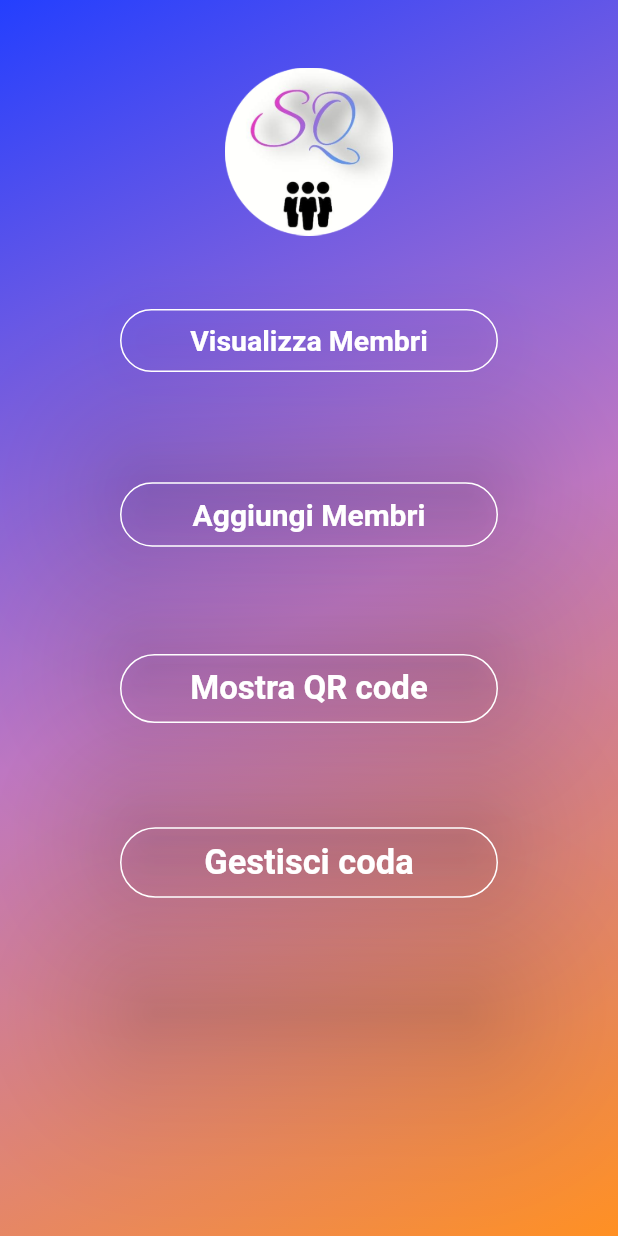
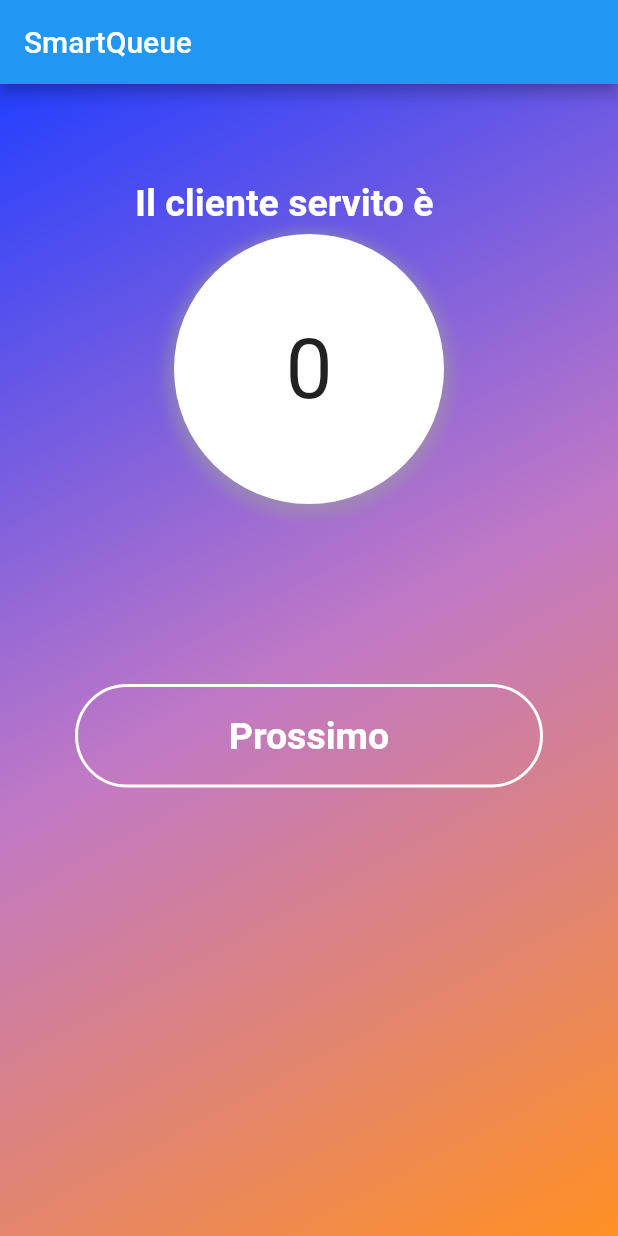
Before and after one commit to leobonny97/smartqueue, a Flutter app: the MyCustomForm screen opened directly, after a tap on "Gestisci coda", on a phone screen of 412 x 824 dp. Run offline on Flutter 3.47's test engine with Material 2 defaults, Android fonts, the phone set to English and light mode, and no system bars; our stand-ins replace image_picker; missing offline and left inert: qrscan.

Commit message:
Aggiunta navigazione tra le pagine

```diff
--- a/lib/GeneraAccountMembro.dart
+++ b/lib/GeneraAccountMembro.dart
@@ -1,8 +1,7 @@
 import 'package:flutter/material.dart';
 
-void main() => runApp(MyApp());
 
-class MyApp extends StatelessWidget {
+class GeneraAccountMembro extends StatelessWidget {
   @override
   Widget build(BuildContext context) {
     final appTitle = 'SmarQueue';
--- a/lib/HomePageOrganizzazione.dart
+++ b/lib/HomePageOrganizzazione.dart
@@ -1,8 +1,12 @@
 import 'package:flutter/material.dart';
+import 'membri.dart';
+import 'GeneraAccountMembro.dart';
+import 'QRCode.dart';
+import 'gestioneCoda.dart';
 
-void main() => runApp(MyApp());
+void main() => runApp(HomePageOrganizzazione());
 
-class MyApp extends StatelessWidget {
+class HomePageOrganizzazione extends StatelessWidget {
   @override
   Widget build(BuildContext context) {
     final appTitle = 'SmarQueue';
@@ -78,6 +82,8 @@ class MyCustomFormState extends State<MyCustomForm> {
                                       child: RaisedButton(
                                         onPressed: () {
                                           print("ButtonVisualizzaMembri clicked ");
+                                          Route route = MaterialPageRoute(builder: (context) => membri());
+                                          Navigator.push(context, route);
                                         },
                                         color: Color(0x00000000),
                                         elevation: 50,
@@ -104,6 +110,8 @@ class MyCustomFormState extends State<MyCustomForm> {
                                       child: RaisedButton(
                                         onPressed: () {
                                           print("ButtonAggiungiMembri clicked ");
+                                          Route route = MaterialPageRoute(builder: (context) => GeneraAccountMembro());
+                                          Navigator.push(context, route);
                                         },
                                         color: Color(0x00000000),
                                         elevation: 50,
@@ -130,6 +138,8 @@ class MyCustomFormState extends State<MyCustomForm> {
                                       child: RaisedButton(
                                         onPressed: () {
                                           print("ButtonMostraQRcode clicked ");
+                                          Route route = MaterialPageRoute(builder: (context) => QRCode());
+                                          Navigator.push(context, route);
                                         },
                                         color: Color(0x00000000),
                                         elevation: 50,
@@ -156,6 +166,8 @@ class MyCustomFormState extends State<MyCustomForm> {
                                       child: RaisedButton(
                                         onPressed: () {
                                           print("ButtonGestisciCoda clicked ");
+                                          Route route = MaterialPageRoute(builder: (context) => GestioneCoda());
+                                          Navigator.push(context, route);
                                         },
                                         color: Color(0x00000000),
                                         elevation: 50,
--- a/lib/MenuDipendente.dart
+++ b/lib/MenuDipendente.dart
@@ -1,9 +1,9 @@
 import 'package:flutter/material.dart';
-
-void main() => runApp(MyApp());
+import 'QRCode.dart';
+import 'gestioneCoda.dart';
 
 /// This is the main application widget.
-class MyApp extends StatelessWidget {
+class MenuDipendente extends StatelessWidget {
   static const String _title = 'SmartQueue';
 
   @override
@@ -57,6 +57,8 @@ class MyStatelessWidget extends StatelessWidget {
                           child: RaisedButton(
                             onPressed: () {
                               print("Mostra QR-Code");
+                              Route route = MaterialPageRoute(builder: (context) => QRCode());
+                              Navigator.push(context, route);
                             },
                             color: Color(0x00000000),
                             elevation: 50,
@@ -82,6 +84,8 @@ class MyStatelessWidget extends StatelessWidget {
                           child: RaisedButton(
                             onPressed: () {
                               print("Gestisci coda");
+                              Route route = MaterialPageRoute(builder: (context) => GestioneCoda());
+                              Navigator.push(context, route);
                             },
                             color: Color(0x00000000),
                             elevation: 50,
--- a/lib/QRCode.dart
+++ b/lib/QRCode.dart
@@ -4,16 +4,13 @@ import 'package:flutter/cupertino.dart';
 import 'package:flutter/material.dart';
 import 'package:qrscan/qrscan.dart' as scanner;
 
-void main() {
-  runApp(MyApp());
-}
 
-class MyApp extends StatefulWidget {
+class QRCode extends StatefulWidget {
   @override
   _MyAppState createState() => _MyAppState();
 }
 
-class _MyAppState extends State<MyApp> {
+class _MyAppState extends State<QRCode> {
   Uint8List bytes = Uint8List(0);
   static const String _title = 'SmartQueue';
 
--- a/lib/RegistrazioneOrganizzazione.dart
+++ b/lib/RegistrazioneOrganizzazione.dart
@@ -1,8 +1,6 @@
 import 'package:flutter/material.dart';
 
-void main() => runApp(MyApp());
-
-class MyApp extends StatelessWidget {
+class RegistraOrganizzazione extends StatelessWidget {
   @override
   Widget build(BuildContext context) {
     final appTitle = 'SmarQueue';
--- a/lib/gestioneCoda.dart
+++ b/lib/gestioneCoda.dart
@@ -1,17 +1,19 @@
 import 'package:flutter/material.dart';
 
-void main() => runApp(MyApp());
 
-class MyApp extends StatelessWidget {
+class GestioneCoda extends StatelessWidget {
+  static const String _title = 'SmartQueue';
+
   @override
   Widget build(BuildContext context) {
     return MaterialApp(
-        title: 'SmarQueue',
+        title: 'SmartQueue',
         home: Scaffold(
+          appBar: AppBar(title: const Text(_title)),
           body:Stack(
               children: <Widget>[
                 Center(
-                    child:GestioneCoda(number: 0,),
+                    child:_GestioneCoda(number: 0,),
                 ),
             ],
           ),
@@ -20,14 +22,14 @@ class MyApp extends StatelessWidget {
   }
 }
 
-class GestioneCoda extends StatefulWidget {
+class _GestioneCoda extends StatefulWidget {
   int number=0;
-  GestioneCoda({Key key,this.number}):super(key:key);
+  _GestioneCoda({Key key,this.number}):super(key:key);
   @override
   State<StatefulWidget>createState() => _GestioneCodaState(number);
 }
 
-class _GestioneCodaState extends State<GestioneCoda>{
+class _GestioneCodaState extends State<_GestioneCoda>{
    int number=0;
   _GestioneCodaState(int number){
     this.number=number;
--- a/lib/main.dart
+++ b/lib/main.dart
@@ -1,6 +1,7 @@
 import 'dart:async';
 import 'package:qrscan/qrscan.dart' as scanner;
 import 'package:flutter/material.dart';
+
 
 void main() => runApp(MyApp());
 
--- a/lib/membri.dart
+++ b/lib/membri.dart
@@ -4,7 +4,7 @@ import 'package:smartqueue/QR.dart';
 void main() => runApp(MyApp());
 
 /// This is the main application widget.
-class MyApp extends StatelessWidget {
+class membri extends StatelessWidget {
   static const String _title = 'SmartQueue';
 
   @override
```
Also changed, not shown: lib/Login_Registrazione.dart (+13 -0 lines).
